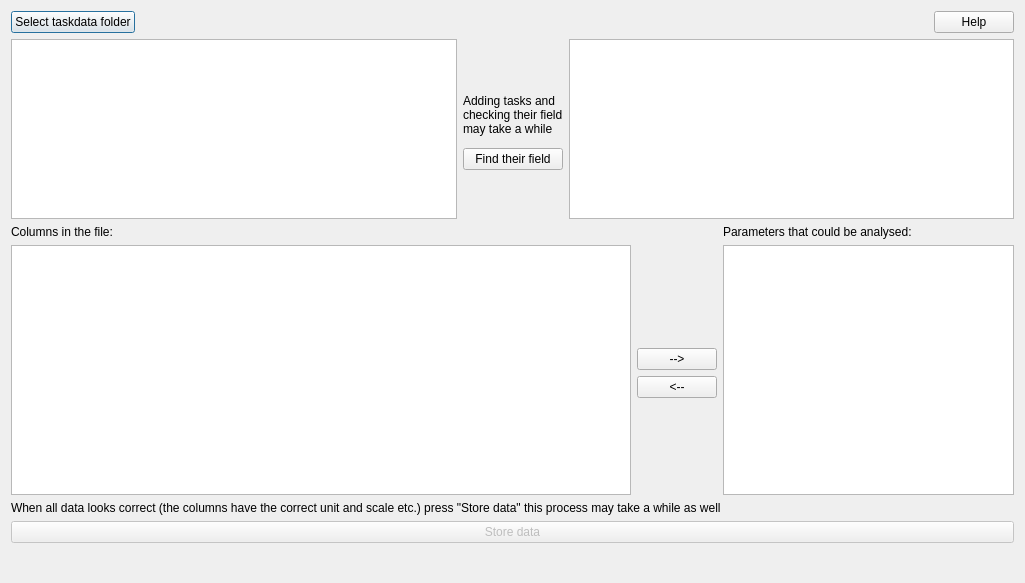
Old version of the form widgets/import_xml_bin.ui in the repository axelande/geodatafarm3.
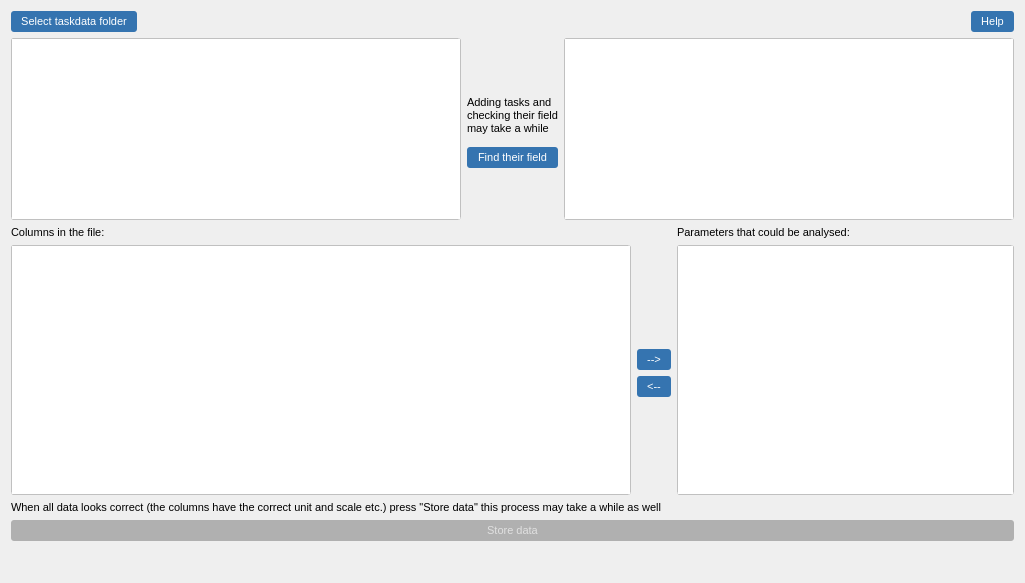
New version of the form.

```diff
--- a/widgets/import_xml_bin.ui
+++ b/widgets/import_xml_bin.ui
@@ -13,7 +13,150 @@
   <property name="windowTitle">
    <string>Add indata to the model</string>
   </property>
-  <layout class="QVBoxLayout" name="verticalLayout_2">
+  <property name="styleSheet"><string notr="true">
+/* === Global === */
+* {
+  font-family: "Segoe UI", sans-serif;
+  font-size: 9pt;
+}
+
+/* === Tab bars === */
+QTabWidget::pane {
+  border: 1px solid #c0c0c0;
+  border-radius: 3px;
+  background: #ffffff;
+}
+QTabBar::tab {
+  background: #f0f0f0;
+  border: 1px solid #c0c0c0;
+  border-bottom: none;
+  border-top-left-radius: 3px;
+  border-top-right-radius: 3px;
+  padding: 4px 10px;
+  margin-right: 1px;
+  font-size: 8pt;
+}
+QTabBar::tab:selected {
+  background: #ffffff;
+  border-bottom: 2px solid #3574b0;
+  font-weight: bold;
+}
+QTabBar::tab:hover:!selected {
+  background: #e4e4e4;
+}
+
+/* === Buttons === */
+QPushButton {
+  background-color: #3574b0;
+  color: white;
+  border: none;
+  border-radius: 3px;
+  padding: 4px 10px;
+  font-size: 8pt;
+}
+QPushButton:hover {
+  background-color: #2a5f8f;
+}
+QPushButton:pressed {
+  background-color: #1e4a6e;
+}
+QPushButton:disabled {
+  background-color: #b0b0b0;
+  color: #e0e0e0;
+}
+
+/* === Inputs === */
+QLineEdit, QPlainTextEdit, QTextEdit {
+  border: 1px solid #c0c0c0;
+  border-radius: 3px;
+  padding: 2px 4px;
+  background: #ffffff;
+}
+QLineEdit:focus, QPlainTextEdit:focus, QTextEdit:focus {
+  border: 1px solid #3574b0;
+}
+
+/* === Combo boxes === */
+QComboBox {
+  border: 1px solid #c0c0c0;
+  border-radius: 3px;
+  padding: 2px 4px;
+  background: #ffffff;
+}
+QComboBox:hover {
+  border: 1px solid #3574b0;
+}
+QComboBox::drop-down {
+  border: none;
+  width: 20px;
+}
+
+/* === Lists === */
+QListWidget {
+  border: 1px solid #c0c0c0;
+  border-radius: 3px;
+  background: #ffffff;
+}
+
+/* === Group boxes === */
+QGroupBox {
+  border: 1px solid #c0c0c0;
+  border-radius: 3px;
+  margin-top: 8px;
+  padding-top: 8px;
+  font-weight: bold;
+  font-size: 8pt;
+}
+QGroupBox::title {
+  subcontrol-origin: margin;
+  left: 8px;
+  padding: 0 3px;
+}
+
+/* === Radio &amp; Check === */
+QRadioButton, QCheckBox {
+  spacing: 4px;
+  font-size: 8pt;
+}
+
+/* === Labels === */
+QLabel {
+  font-size: 8pt;
+}
+
+/* === Calendar === */
+QCalendarWidget {
+  border: 1px solid #c0c0c0;
+  border-radius: 3px;
+}
+
+/* === Table === */
+QTableWidget, QTableView {
+  border: 1px solid #c0c0c0;
+  border-radius: 3px;
+  gridline-color: #e0e0e0;
+}
+QHeaderView::section {
+  background-color: #f0f0f0;
+  border: none;
+  border-bottom: 1px solid #c0c0c0;
+  border-right: 1px solid #e0e0e0;
+  padding: 3px 6px;
+  font-weight: bold;
+  font-size: 8pt;
+}
+
+/* === Spin boxes === */
+QSpinBox, QDoubleSpinBox, QDateEdit, QTimeEdit {
+  border: 1px solid #c0c0c0;
+  border-radius: 3px;
+  padding: 2px 4px;
+  background: #ffffff;
+}
+QSpinBox:focus, QDoubleSpinBox:focus, QDateEdit:focus, QTimeEdit:focus {
+  border: 1px solid #3574b0;
+}
+</string></property><layout class="QVBoxLayout" name="verticalLayout_2">
    <item>
     <layout class="QVBoxLayout" name="verticalLayout">
      <property name="sizeConstraint">
```
Left out of the diff: 32 changed lines with no effect on the pictures.
